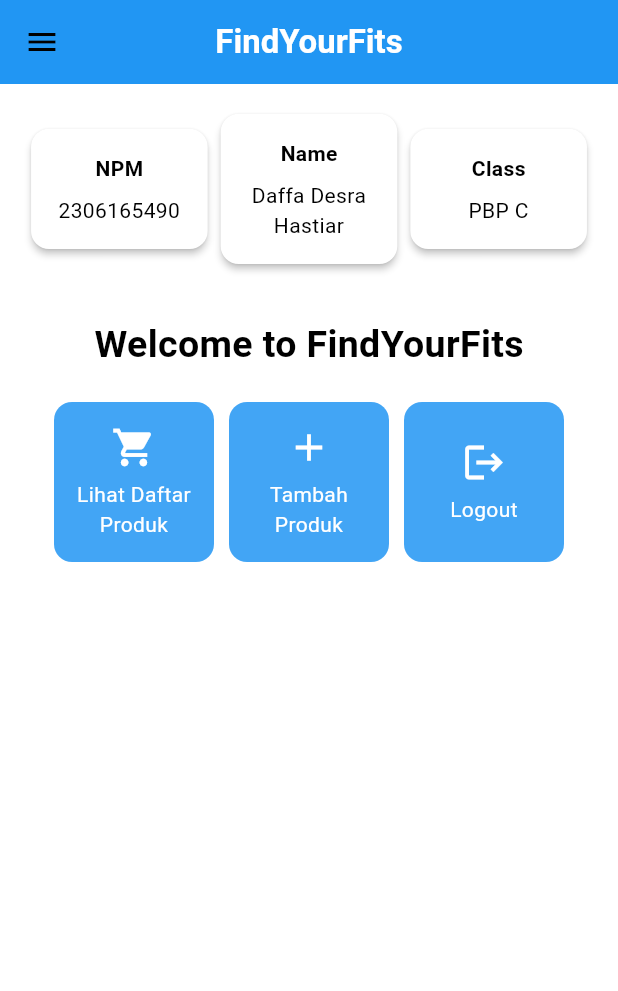
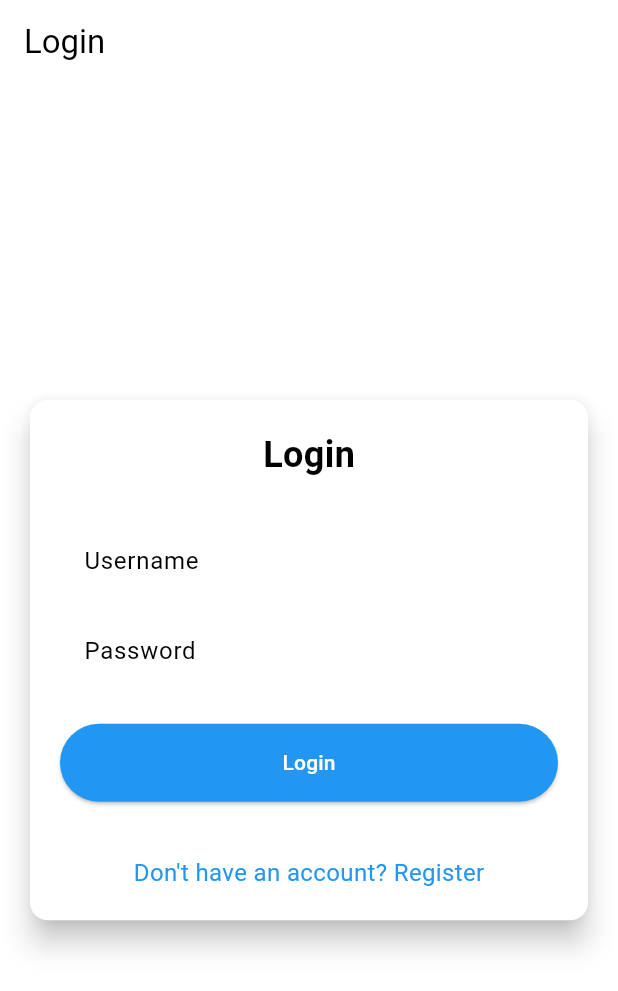
Before and after one commit to daffadesra/find-your-fits-mobile, a Flutter app: the screen it shows after launch, on a phone screen of 412 x 824 dp. Shown: the top 991 px of the screen. Run offline on Flutter 3.47's test engine with Material 3 defaults, Android fonts, the phone set to English and light mode, and no system bars; missing offline and left inert: pbp_django_auth.

Commit message:
Menambahkan login page dan register page

```diff
--- a/lib/main.dart
+++ b/lib/main.dart
@@ -1,6 +1,7 @@
 import 'package:flutter/material.dart';
-import 'package:find_your_fits_mobile/screens/menu.dart';
-
+import 'package:pbp_django_auth/pbp_django_auth.dart';
+import 'package:provider/provider.dart';
+import 'package:find_your_fits_mobile/screens/login.dart';
 
 void main() {
   runApp(const MyApp());
@@ -12,30 +13,21 @@ class MyApp extends StatelessWidget {
   // This widget is the root of your application.
   @override
   Widget build(BuildContext context) {
-    return MaterialApp(
+    return Provider(
+        create: (_) {
+      CookieRequest request = CookieRequest();
+      return request;
+    },
+    child: MaterialApp(
         title: 'Find Your Fits',
         theme: ThemeData(
-        // This is the theme of your application.
-        //
-        // TRY THIS: Try running your application with "flutter run". You'll see
-        // the application has a purple toolbar. Then, without quitting the app,
-        // try changing the seedColor in the colorScheme below to Colors.green
-        // and then invoke "hot reload" (save your changes or press the "hot
-        // reload" button in a Flutter-supported IDE, or press "r" if you used
-        // the command line to start the app).
-        //
-        // Notice that the counter didn't reset back to zero; the application
-        // state is not lost during the reload. To reset the state, use hot
-        // restart instead.
-        //
-        // This works for code too, not just values: Most code changes can be
-        // tested with just a hot reload.
           colorScheme: ColorScheme.fromSwatch(
             primarySwatch: Colors.blue,
           ).copyWith(secondary: Colors.blue[400]),
           useMaterial3: true,
         ),
-      home: MyHomePage(),
+        home: LoginPage(),
+      )
     );
   }
 }
--- /dev/null
+++ b/lib/screens/login.dart
@@ -0,0 +1,176 @@
+import 'package:find_your_fits_mobile/screens/menu.dart';
+import 'package:flutter/material.dart';
+import 'package:pbp_django_auth/pbp_django_auth.dart';
+import 'package:provider/provider.dart';
+import 'package:find_your_fits_mobile/screens/register.dart';
+
+void main() {
+  runApp(const LoginApp());
+}
+
+class LoginApp extends StatelessWidget {
+  const LoginApp({super.key});
+
+  @override
+  Widget build(BuildContext context) {
+    return MaterialApp(
+      title: 'Login',
+      theme: ThemeData(
+        useMaterial3: true,
+        colorScheme: ColorScheme.fromSwatch(
+          primarySwatch: Colors.deepPurple,
+        ).copyWith(secondary: Colors.deepPurple[400]),
+      ),
+      home: const LoginPage(),
+    );
+  }
+}
+
+class LoginPage extends StatefulWidget {
+  const LoginPage({super.key});
+
+  @override
+  State<LoginPage> createState() => _LoginPageState();
+}
+
+class _LoginPageState extends State<LoginPage> {
+  final TextEditingController _usernameController = TextEditingController();
+  final TextEditingController _passwordController = TextEditingController();
+
+  @override
+  Widget build(BuildContext context) {
+    final request = context.watch<CookieRequest>();
+
+    return Scaffold(
+      appBar: AppBar(
+        title: const Text('Login'),
+      ),
+      body: Center(
+        child: SingleChildScrollView(
+          padding: const EdgeInsets.all(16.0),
+          child: Card(
+            elevation: 8,
+            shape: RoundedRectangleBorder(
+              borderRadius: BorderRadius.circular(12.0),
+            ),
+            child: Padding(
+              padding: const EdgeInsets.all(20.0),
+              child: Column(
+                mainAxisSize: MainAxisSize.min,
+                children: [
+                  const Text(
+                    'Login',
+                    style: TextStyle(
+                      fontSize: 24.0,
+                      fontWeight: FontWeight.bold,
+                    ),
+                  ),
+                  const SizedBox(height: 30.0),
+                  TextField(
+                    controller: _usernameController,
+                    decoration: const InputDecoration(
+                      labelText: 'Username',
+                      hintText: 'Enter your username',
+                      border: OutlineInputBorder(
+                        borderRadius: BorderRadius.all(Radius.circular(12.0)),
+                      ),
+                      contentPadding:
+                      EdgeInsets.symmetric(horizontal: 12.0, vertical: 8.0),
+                    ),
+                  ),
+                  const SizedBox(height: 12.0),
+                  TextField(
+                    controller: _passwordController,
+                    decoration: const InputDecoration(
+                      labelText: 'Password',
+                      hintText: 'Enter your password',
+                      border: OutlineInputBorder(
+                        borderRadius: BorderRadius.all(Radius.circular(12.0)),
+                      ),
+                      contentPadding:
+                      EdgeInsets.symmetric(horizontal: 12.0, vertical: 8.0),
+                    ),
+                    obscureText: true,
+                  ),
+                  const SizedBox(height: 24.0),
+                  ElevatedButton(
+                    onPressed: () async {
+                      String username = _usernameController.text;
+                      String password = _passwordController.text;
+                      final response = await request
+                          .login("http://10.0.2.2:8000/auth/login/", {
+                        'username': username,
+                        'password': password,
+                      });
+
+                      if (request.loggedIn) {
+                        String message = response['message'];
+                        String uname = response['username'];
+                        if (context.mounted) {
+                          Navigator.pushReplacement(
+                            context,
+                            MaterialPageRoute(
+                                builder: (context) => MyHomePage()),
+                          );
+                          ScaffoldMessenger.of(context)
+                            ..hideCurrentSnackBar()
+                            ..showSnackBar(
+                              SnackBar(
+                                  content:
+                                  Text("$message Selamat datang, $uname.")),
+                            );
+                        }
+                      } else {
+                        if (context.mounted) {
+                          showDialog(
+                            context: context,
+                            builder: (context) => AlertDialog(
+                              title: const Text('Login Gagal'),
+                              content: Text(response['message']),
+                              actions: [
+                                TextButton(
+                                  child: const Text('OK'),
+                                  onPressed: () {
+                                    Navigator.pop(context);
+                                  },
+                                ),
+                              ],
+                            ),
+                          );
+                        }
+                      }
+                    },
+                    style: ElevatedButton.styleFrom(
+                      foregroundColor: Colors.white,
+                      minimumSize: Size(double.infinity, 50),
+                      backgroundColor: Theme.of(context).colorScheme.primary,
+                      padding: const EdgeInsets.symmetric(vertical: 16.0),
+                    ),
+                    child: const Text('Login'),
+                  ),
+                  const SizedBox(height: 36.0),
+                  GestureDetector(
+                    onTap: () {
+                      Navigator.push(
+                        context,
+                        MaterialPageRoute(
+                            builder: (context) => const RegisterPage()),
+                      );
+                    },
+                    child: Text(
+                      'Don\'t have an account? Register',
+                      style: TextStyle(
+                        color: Theme.of(context).colorScheme.primary,
+                        fontSize: 16.0,
+                      ),
+                    ),
+                  ),
+                ],
+              ),
+            ),
+          ),
+        ),
+      ),
+    );
+  }
+}
--- a/pubspec.yaml
+++ b/pubspec.yaml
@@ -35,6 +35,8 @@ dependencies:
   # The following adds the Cupertino Icons font to your application.
   # Use with the CupertinoIcons class for iOS style icons.
   cupertino_icons: ^1.0.8
+  provider: ^6.1.2
+  pbp_django_auth: ^0.4.0
 
 dev_dependencies:
   flutter_test:
```
Also changed, not shown: lib/screens/register.dart (added, +166 -0 lines), pubspec.lock, 9 other files. Lines whose indentation alone changed are shown as unchanged.
